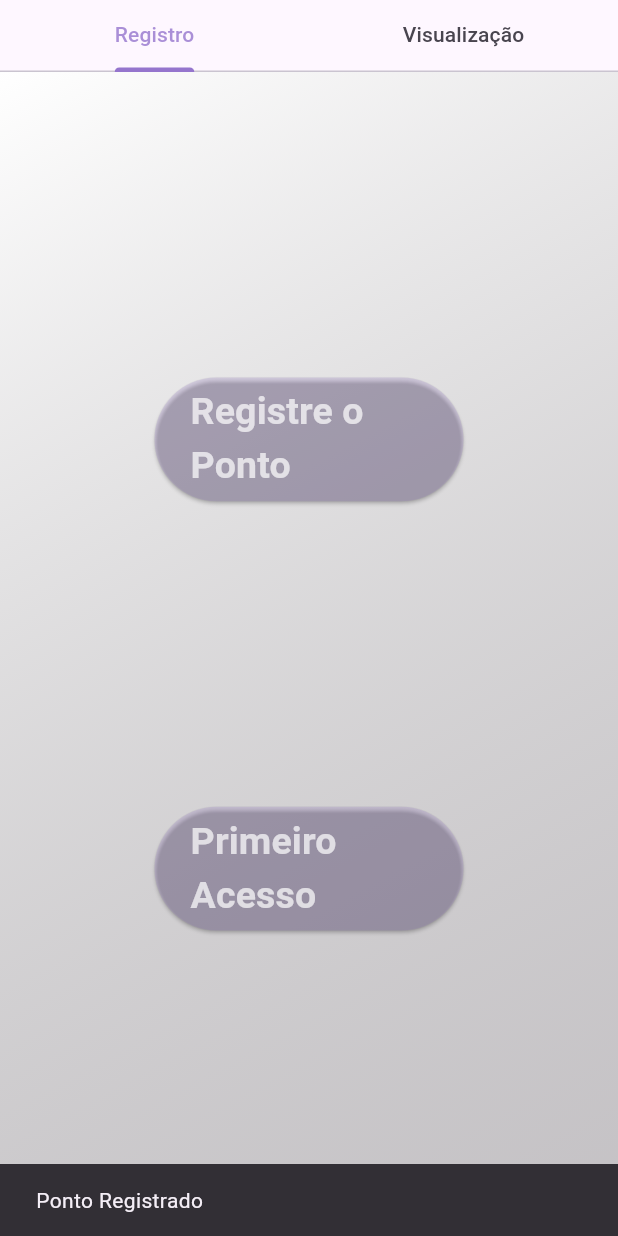
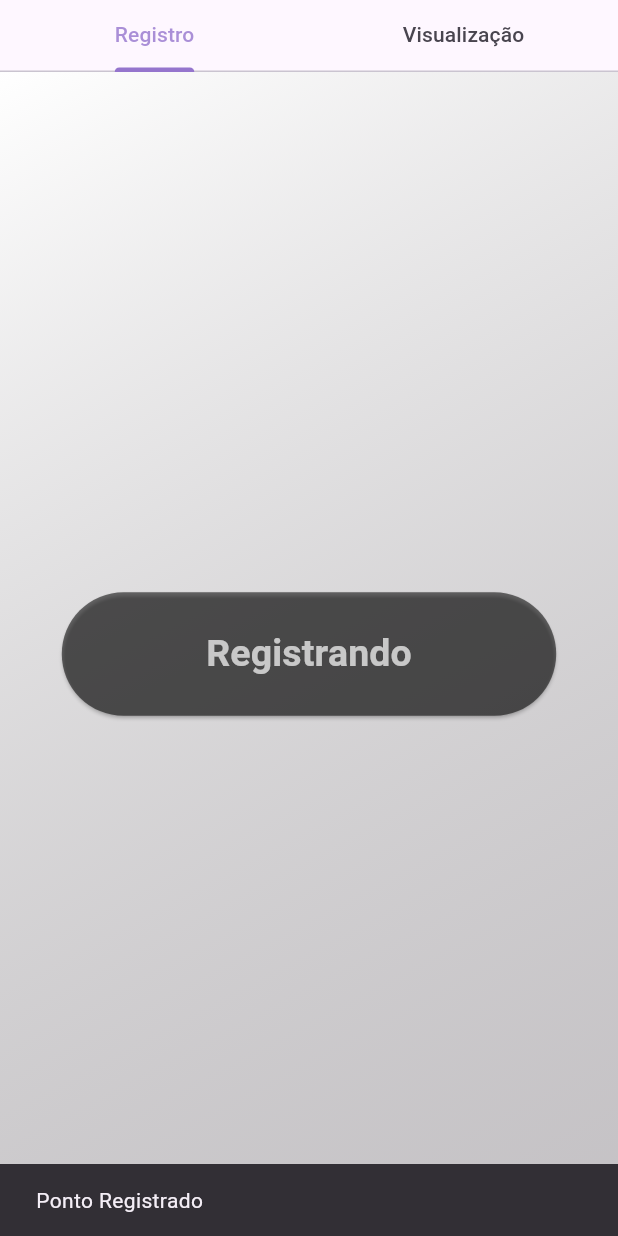
Before and after one commit to YuzuruTK/Registro-de-frequencia, a Flutter app: the screen it shows after launch, after a tap on "Registre o Ponto", on a phone screen of 412 x 824 dp. Run offline on Flutter 3.47's test engine with Material 3 defaults, Android fonts, the phone set to English and light mode, and no system bars; our stand-ins replace sqflite; accounts and stored records are empty.

Commit message:
some changes on the how it realizes the turns, deleted the night turn and make just the difference between morning and afternoon,
some changes on the register page, where the "first time" button is now deleted, the first touch of the register button will create the database, and now the button has a cooldown

```diff
--- a/lib/connection.dart
+++ b/lib/connection.dart
@@ -7,10 +7,10 @@ class Connection {
     try {
       final path = getDatabasesPath();
       db = await openDatabase("$path/registro.db");
-      db.rawQuery("Select * from registro limit 1");
+      final testquery = await db.rawQuery("Select * from registro limit 1");
     } catch (e) {
+      log(e.toString());
       onCreate();
-      log(e.toString());
     }
     return db;
   }
@@ -18,7 +18,7 @@ class Connection {
   static onCreate() async {
     final path = getDatabasesPath();
     Database db = await openDatabase("$path/registro.db");
-    db.execute("DROP TABLE IF EXISTS registro;");
+    // db.execute("DROP TABLE IF EXISTS registro;");
     db.close();
     log("Table deletada");
     String sql = """
@@ -68,19 +68,11 @@ class Connection {
     final lastResult = await lastResultSelect(db);
     bool isOnSameTurn = true;
     if (lastResult.isNotEmpty) {
-      final actualTurn = dia.hour < 12
-          ? 0
-          : dia.hour <= 18
-              ? 1
-              : 2;
+      final actualTurn = dia.hour < 12 ? 0 : 1;
 
       final lastResultEntradaDate =
           (lastResult[0]["entrada"] as String).split(":");
-      final lastResultTurn = int.parse(lastResultEntradaDate[0]) <= 12
-          ? 0
-          : int.parse(lastResultEntradaDate[0]) <= 18
-              ? 1
-              : 2;
+      final lastResultTurn = int.parse(lastResultEntradaDate[0]) <= 12 ? 0 : 1;
       isOnSameTurn = actualTurn == lastResultTurn;
     }
 
--- a/lib/screens/registro.dart
+++ b/lib/screens/registro.dart
@@ -17,6 +17,8 @@ class _RegistroState extends State<Registro> {
     ScaffoldMessenger.of(context).showSnackBar(snackBar);
   }
 
+  bool cooldown = false;
+
   @override
   Widget build(BuildContext context) {
     Size size = MediaQuery.sizeOf(context);
@@ -34,45 +36,57 @@ class _RegistroState extends State<Registro> {
         children: [
           SizedBox(
             height: size.height * 0.1,
-            width: size.width * 0.5,
+            width: size.width * 0.8,
+            child: IgnorePointer(
+              ignoring: cooldown,
               child: ElevatedButton(
-                onPressed: () {
+                  onPressed: () async {
                     final agora = DateTime.now();
                     String entrada =
                         "${agora.hour}:${agora.minute}:${agora.second}";
                     Connection().insert(agora, entrada);
                     showCustomSnackbar(context, "Ponto Registrado");
+                    setState(() {
+                      cooldown = true;
+                    });
+                    await Future.delayed(const Duration(seconds: 2));
+                    setState(() {
+                      cooldown = false;
+                    });
                   },
                   style: ButtonStyle(
-                    backgroundColor:
-                        MaterialStatePropertyAll(corsim[0]!.withOpacity(0.2))),
+                      backgroundColor: cooldown
+                          ? const MaterialStatePropertyAll(Colors.black54)
+                          : MaterialStatePropertyAll(
+                              corsim[0]!.withOpacity(0.2))),
                   child: Text(
-                  "Registre o Ponto",
+                    cooldown ? "Registrando" : "Registre o Ponto",
                     style: TextStyle(
                         fontSize: 25,
                         fontWeight: FontWeight.bold,
                         color: Colors.white.withOpacity(0.7)),
                   )),
             ),
-          SizedBox(
-            height: size.height * 0.1,
-            width: size.width * 0.5,
-            child: ElevatedButton(
-                onPressed: () {
-                  Connection.onCreate();
-                  // Connection().select();
-                },
-                style: ButtonStyle(
-                    backgroundColor:
-                        MaterialStatePropertyAll(corsim[0]!.withOpacity(0.2))),
-                child: Text(
-                  "Primeiro Acesso",
-                  style: TextStyle(
-                      fontSize: 25,
-                      fontWeight: FontWeight.bold,
-                      color: Colors.white.withOpacity(0.7)),
-                )),
-          )
+          ),
+          // SizedBox(
+          //   height: size.height * 0.1,
+          //   width: size.width * 0.5,
+          //   child: ElevatedButton(
+          //       onPressed: () {
+          //         Connection.onCreate();
+          //         // Connection().select();
+          //       },
+          //       style: ButtonStyle(
+          //           backgroundColor:
+          //               MaterialStatePropertyAll(corsim[0]!.withOpacity(0.2))),
+          //       child: Text(
+          //         "Primeiro Acesso",
+          //         style: TextStyle(
+          //             fontSize: 25,
+          //             fontWeight: FontWeight.bold,
+          //             color: Colors.white.withOpacity(0.7)),
+          //       )),
+          // )
         ],
       ),
     );
--- a/lib/screens/visualizacao.dart
+++ b/lib/screens/visualizacao.dart
@@ -46,13 +46,13 @@ class _VisualizacaoState extends State<Visualizacao> {
     List<DataColumn> getColumns() {
       List<DataColumn> columns = [];
       columns.add(
-          const DataColumn(label: SizedBox(width: 40, child: Text("Data"))));
+          const DataColumn(label: SizedBox(width: 60, child: Text("Data"))));
       columns.add(
-          const DataColumn(label: SizedBox(width: 60, child: Text("Entrada"))));
+          const DataColumn(label: SizedBox(width: 80, child: Text("Entrada"))));
       columns.add(
-          const DataColumn(label: SizedBox(width: 40, child: Text("Saida"))));
+          const DataColumn(label: SizedBox(width: 60, child: Text("Saida"))));
       columns.add(
-          const DataColumn(label: SizedBox(width: 40, child: Text("Saldo"))));
+          const DataColumn(label: SizedBox(width: 60, child: Text("Saldo"))));
       return columns;
     }
 
@@ -84,7 +84,8 @@ class _VisualizacaoState extends State<Visualizacao> {
         rows.add(DataRow(cells: [
           DataCell(Text(dia)),
           DataCell(Text(timeFormat.format(entrada))),
-          DataCell(Text(timeFormat.format(saida))),
+          DataCell(
+              Text(registros[data][1] != "" ? timeFormat.format(saida) : "")),
           DataCell(Text(saldo.toString().split('.').first.padLeft(8, "0")))
         ]));
       }
```
Lines whose indentation alone changed are shown as unchanged.
